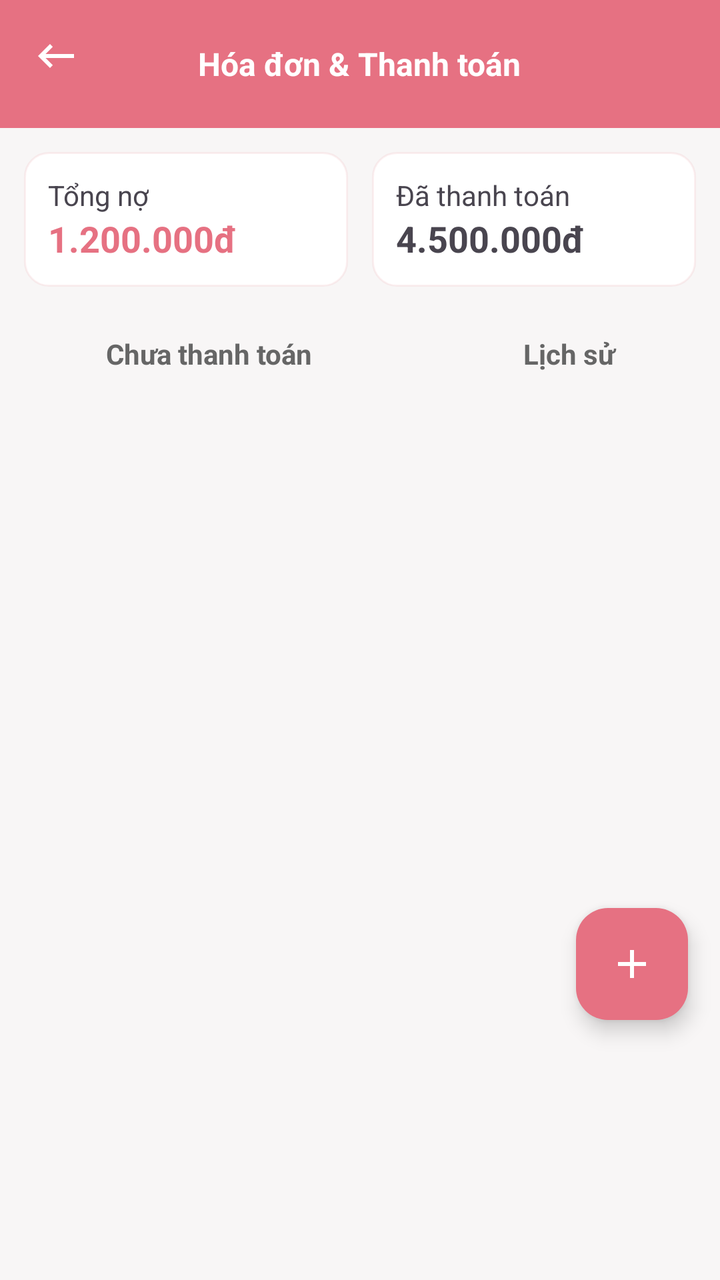
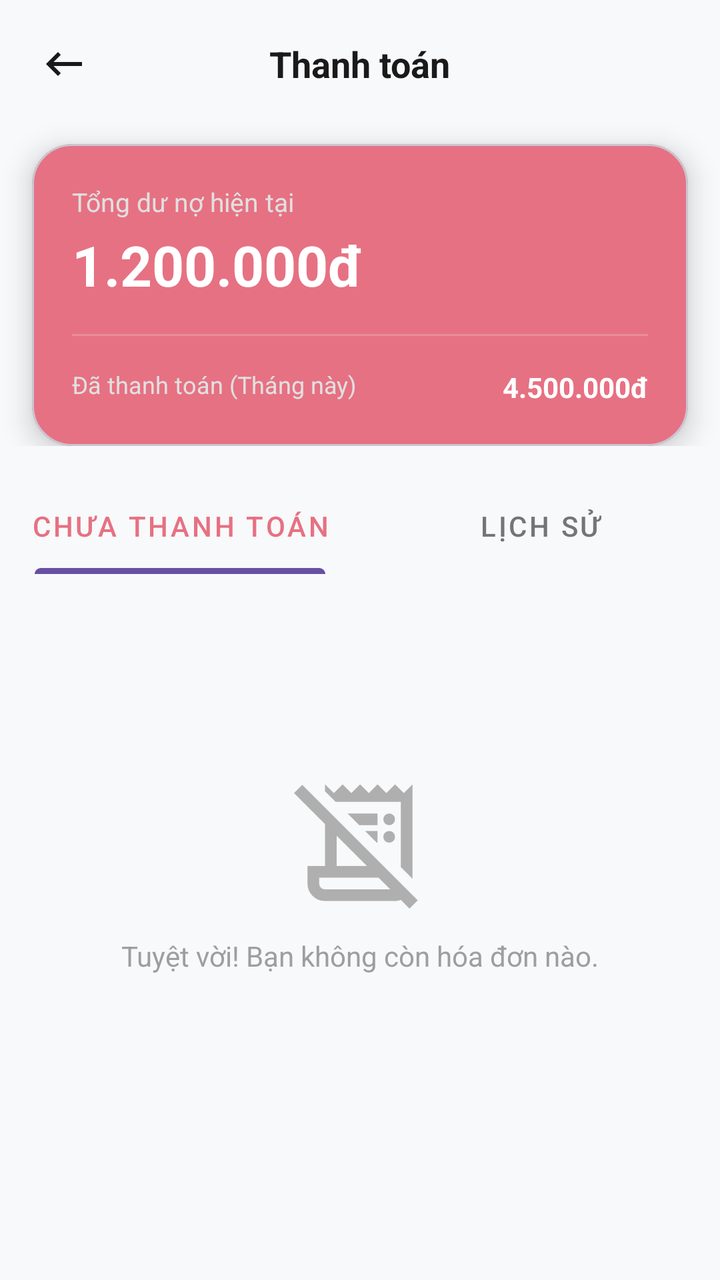

Before-and-after screenshots of an Android layout around one commit, followed by the original layout XML and the change that was made.
<!-- AndroidManifest.xml: application theme Theme.Apt -->
<!-- res/layout/fragment_bills.xml -->
<FrameLayout
    xmlns:android="http://schemas.android.com/apk/res/android"
    xmlns:app="http://schemas.android.com/apk/res-auto"
    android:layout_width="match_parent"
    android:layout_height="match_parent">
<LinearLayout xmlns:android="http://schemas.android.com/apk/res/android"
    android:layout_width="match_parent"
    android:layout_height="match_parent"
    android:background="#F8F6F6"
    android:orientation="vertical">

    
    <RelativeLayout
        android:layout_width="match_parent"
        android:layout_height="?attr/actionBarSize"
        android:background="@color/primary"
        android:padding="16dp">

        <ImageView
            android:id="@+id/btnBack"
            android:layout_width="24dp"
            android:layout_height="24dp"
            app:tint="@color/white"
            android:src="@drawable/ic_back" />

        <TextView
            android:layout_width="wrap_content"
            android:layout_height="wrap_content"
            android:layout_centerInParent="true"
            android:text="Hóa đơn &amp; Thanh toán"
            android:textColor="@color/white"
            android:textSize="16sp"
            android:textStyle="bold" />
    </RelativeLayout>

    
    <LinearLayout
        android:layout_width="match_parent"
        android:layout_height="wrap_content"
        android:orientation="horizontal"
        android:padding="12dp">

        
        <LinearLayout
            android:layout_width="0dp"
            android:layout_height="wrap_content"
            android:layout_marginEnd="6dp"
            android:layout_weight="1"
            android:background="@drawable/bg_card"
            android:orientation="vertical"
            android:padding="12dp">

            <TextView
                android:layout_width="wrap_content"
                android:layout_height="wrap_content"
                android:text="Tổng nợ" />

            <TextView
                android:id="@+id/tvDebt"
                android:layout_width="wrap_content"
                android:layout_height="wrap_content"
                android:text="1.200.000đ"
                android:textColor="@color/primary"
                android:textSize="18sp"
                android:textStyle="bold" />
        </LinearLayout>

        
        <LinearLayout
            android:layout_width="0dp"
            android:layout_height="wrap_content"
            android:layout_marginStart="6dp"
            android:layout_weight="1"
            android:background="@drawable/bg_card"
            android:orientation="vertical"
            android:padding="12dp">

            <TextView
                android:layout_width="wrap_content"
                android:layout_height="wrap_content"
                android:text="Đã thanh toán" />

            <TextView
                android:id="@+id/tvPaid"
                android:layout_width="wrap_content"
                android:layout_height="wrap_content"
                android:text="4.500.000đ"
                android:textSize="18sp"
                android:textStyle="bold" />
        </LinearLayout>
    </LinearLayout>

    
    <LinearLayout
        android:layout_width="match_parent"
        android:layout_height="wrap_content"
        android:orientation="horizontal">

        <TextView
            android:id="@+id/tabUnpaid"
            android:layout_width="wrap_content"
            android:layout_height="wrap_content"
            android:layout_weight="1"
            android:gravity="center"
            android:padding="12dp"
            android:text="Chưa thanh toán"
            android:textColor="@color/text_body"
            android:textStyle="bold" />

        <TextView
            android:id="@+id/tabHistory"
            android:layout_width="wrap_content"
            android:layout_height="wrap_content"
            android:layout_weight="1"
            android:gravity="center"
            android:padding="12dp"
            android:text="Lịch sử"
            android:textColor="@color/text_body"
            android:textStyle="bold" />
    </LinearLayout>


    <TextView
        android:id="@+id/tvEmpty"
        android:layout_width="wrap_content"
        android:layout_height="wrap_content"
        android:text="Không có hóa đơn"
        android:visibility="gone" />

    
    <androidx.recyclerview.widget.RecyclerView
        android:id="@+id/rvBills"
        android:layout_width="match_parent"
        android:layout_height="match_parent" />

</LinearLayout>

    <com.google.android.material.floatingactionbutton.FloatingActionButton
        android:id="@+id/btnAddBill"
        android:layout_width="wrap_content"
        android:layout_height="wrap_content"
        android:layout_marginRight="16dp"
        android:layout_marginBottom="130dp"
        android:src="@drawable/ic_add_bill"
        app:backgroundTint="@color/primary"
        app:tint="@android:color/white"
        android:layout_gravity="bottom|end"/>
</FrameLayout>
<!-- resources referenced by this layout -->
<resources>
  <color name="primary">#E67182</color>
  <color name="text_body">#666666</color>
  <color name="white">#FFFFFFFF</color>
  <!-- drawable bg_card (drawable) -->
  <shape xmlns:android="http://schemas.android.com/apk/res/android">
      <solid android:color="#FFFFFF"/>
      <corners android:radius="12dp"/>
      <stroke android:width="1dp" android:color="#25EB959D"/>
  </shape>
  <!-- drawable ic_add_bill (drawable) -->
  <vector xmlns:android="http://schemas.android.com/apk/res/android" android:height="24dp" android:tint="#000000" android:viewportHeight="24" android:viewportWidth="24" android:width="24dp">
        
      <path android:fillColor="@android:color/white" android:pathData="M19,13h-6v6h-2v-6H5v-2h6V5h2v6h6v2z"/>
      
  </vector>
  <!-- drawable ic_back (drawable) -->
  <vector xmlns:android="http://schemas.android.com/apk/res/android"
      android:width="24dp"
      android:height="24dp"
      android:viewportWidth="960"
      android:viewportHeight="960">
    <path
        android:pathData="M360,720 L120,480l240,-240 56,56 -144,144h568v80L272,520l144,144 -56,56Z"
        android:fillColor="#666666"/>
  </vector>
  <style name="Theme.Apt" parent="Base.Theme.Apt" />
  <style name="Base.Theme.Apt" parent="Theme.Material3.DayNight.NoActionBar">
          
          
      </style>
</resources>

<!-- the commit's change to res/layout/fragment_bills.xml (unified diff, before → after) -->
@@ -1,148 +1,182 @@
-<FrameLayout
+<?xml version="1.0" encoding="utf-8"?>
+<androidx.coordinatorlayout.widget.CoordinatorLayout
     xmlns:android="http://schemas.android.com/apk/res/android"
     xmlns:app="http://schemas.android.com/apk/res-auto"
     android:layout_width="match_parent"
-    android:layout_height="match_parent">
-<LinearLayout xmlns:android="http://schemas.android.com/apk/res/android"
-    android:layout_width="match_parent"
     android:layout_height="match_parent"
-    android:background="#F8F6F6"
-    android:orientation="vertical">
+    android:background="#F8F9FA">
 
-    
-    <RelativeLayout
-        android:layout_width="match_parent"
-        android:layout_height="?attr/actionBarSize"
-        android:background="@color/primary"
-        android:padding="16dp">
-
-        <ImageView
-            android:id="@+id/btnBack"
-            android:layout_width="24dp"
-            android:layout_height="24dp"
-            app:tint="@color/white"
-            android:src="@drawable/ic_back" />
-
-        <TextView
-            android:layout_width="wrap_content"
-            android:layout_height="wrap_content"
-            android:layout_centerInParent="true"
-            android:text="Hóa đơn &amp; Thanh toán"
-            android:textColor="@color/white"
-            android:textSize="16sp"
-            android:textStyle="bold" />
-    </RelativeLayout>
-
-    
-    <LinearLayout
+    <com.google.android.material.appbar.AppBarLayout
         android:layout_width="match_parent"
         android:layout_height="wrap_content"
-        android:orientation="horizontal"
-        android:padding="12dp">
+        android:background="@android:color/transparent"
+        app:elevation="0dp">
 
-        
-        <LinearLayout
-            android:layout_width="0dp"
+        <com.google.android.material.appbar.CollapsingToolbarLayout
+            android:layout_width="match_parent"
             android:layout_height="wrap_content"
-            android:layout_marginEnd="6dp"
-            android:layout_weight="1"
-            android:background="@drawable/bg_card"
-            android:orientation="vertical"
-            android:padding="12dp">
+            app:layout_scrollFlags="scroll|exitUntilCollapsed">
 
-            <TextView
+            <LinearLayout
+                android:layout_width="match_parent"
+                android:layout_height="wrap_content"
+                android:orientation="vertical"
+                android:paddingBottom="16dp">
+
+                <RelativeLayout
+                    android:layout_width="match_parent"
+                    android:layout_height="?attr/actionBarSize"
+                    android:paddingHorizontal="16dp">
+
+                    <ImageView
+                        android:id="@+id/btnBack"
+                        android:layout_width="32dp"
+                        android:layout_height="32dp"
+                        android:layout_centerVertical="true"
+                        android:background="?attr/selectableItemBackgroundBorderless"
+                        android:padding="4dp"
+                        android:src="@drawable/ic_back"
+                        app:tint="#1A1A1A" />
+
+                    <TextView
+                        android:layout_width="wrap_content"
+                        android:layout_height="wrap_content"
+                        android:layout_centerInParent="true"
+                        android:text="Thanh toán"
+                        android:textColor="#1A1A1A"
+                        android:textSize="18sp"
+                        android:textStyle="bold" />
+                </RelativeLayout>
+
+                <com.google.android.material.card.MaterialCardView
+                    android:layout_width="match_parent"
+                    android:layout_height="wrap_content"
+                    android:layout_marginHorizontal="16dp"
+                    android:layout_marginTop="8dp"
+                    app:cardBackgroundColor="@color/primary"
+                    app:cardCornerRadius="20dp"
+                    app:cardElevation="8dp">
+
+                    <LinearLayout
+                        android:layout_width="match_parent"
+                        android:layout_height="wrap_content"
+                        android:orientation="vertical"
+                        android:padding="20dp">
+
+                        <TextView
+                            android:layout_width="wrap_content"
+                            android:layout_height="wrap_content"
+                            android:text="Tổng dư nợ hiện tại"
+                            android:textColor="#E0E0E0"
+                            android:textSize="13sp" />
+
+                        <TextView
+                            android:id="@+id/tvDebt"
+                            android:layout_width="wrap_content"
+                            android:layout_height="wrap_content"
+                            android:layout_marginTop="4dp"
+                            android:text="1.200.000đ"
+                            android:textColor="@android:color/white"
+                            android:textSize="28sp"
+                            android:textStyle="bold" />
+
+                        <View
+                            android:layout_width="match_parent"
+                            android:layout_height="1dp"
+                            android:layout_marginVertical="16dp"
+                            android:alpha="0.2"
+                            android:background="@android:color/white" />
+
+                        <RelativeLayout
+                            android:layout_width="match_parent"
+                            android:layout_height="wrap_content">
+
+                            <TextView
+                                android:layout_width="wrap_content"
+                                android:layout_height="wrap_content"
+                                android:text="Đã thanh toán (Tháng này)"
+                                android:textColor="#E0E0E0"
+                                android:textSize="12sp" />
+
+                            <TextView
+                                android:id="@+id/tvPaid"
+                                android:layout_width="wrap_content"
+                                android:layout_height="wrap_content"
+                                android:layout_alignParentEnd="true"
+                                android:text="4.500.000đ"
+                                android:textColor="@android:color/white"
+                                android:textStyle="bold" />
+                        </RelativeLayout>
+                    </LinearLayout>
+                </com.google.android.material.card.MaterialCardView>
+            </LinearLayout>
+        </com.google.android.material.appbar.CollapsingToolbarLayout>
+
+        <com.google.android.material.tabs.TabLayout
+            android:id="@+id/tabLayout"
+            android:layout_width="match_parent"
+            android:layout_height="wrap_content"
+            android:background="@android:color/transparent"
+            app:tabIndicatorFullWidth="false"
+            app:tabIndicatorHeight="3dp"
+            app:tabRippleColor="@null"
+            app:tabSelectedTextColor="@color/primary"
+            app:tabTextAppearance="@style/TextAppearance.MaterialComponents.Button"
+            app:tabTextColor="#757575">
+
+            <com.google.android.material.tabs.TabItem
                 android:layout_width="wrap_content"
                 android:layout_height="wrap_content"
-                android:text="Tổng nợ" />
+                android:text="Chưa thanh toán" />
 
-            <TextView
-                android:id="@+id/tvDebt"
+            <com.google.android.material.tabs.TabItem
                 android:layout_width="wrap_content"
                 android:layout_height="wrap_content"
-                android:text="1.200.000đ"
-                android:textColor="@color/primary"
-                android:textSize="18sp"
-                android:textStyle="bold" />
+                android:text="Lịch sử" />
+        </com.google.android.material.tabs.TabLayout>
+
+    </com.google.android.material.appbar.AppBarLayout>
+
+    <androidx.core.widget.NestedScrollView
+        android:layout_width="match_parent"
+        android:layout_height="match_parent"
+        android:fillViewport="true"
+        app:layout_behavior="@string/appbar_scrolling_view_behavior">
+
+        <LinearLayout
+            android:layout_width="match_parent"
+            android:layout_height="wrap_content"
+            android:orientation="vertical">
+
+            <LinearLayout
+                android:id="@+id/layoutEmpty"
+                android:layout_width="match_parent"
+                android:layout_height="300dp"
+                android:gravity="center"
+                android:orientation="vertical"
+                >
+
+                <ImageView
+                    android:layout_width="70dp"
+                    android:layout_height="70dp"
+                    android:alpha="0.5"
+                    android:src="@drawable/ic_empty_bill" />
+
+                <TextView
+                    android:layout_width="wrap_content"
+                    android:layout_height="wrap_content"
+                    android:layout_marginTop="12dp"
+                    android:text="Tuyệt vời! Bạn không còn hóa đơn nào."
+                    android:textColor="#9E9E9E" />
+            </LinearLayout>
+
+            <androidx.recyclerview.widget.RecyclerView
+                android:id="@+id/rvBills"
+                android:layout_width="match_parent"
+                android:layout_height="wrap_content"
+                android:clipToPadding="false"
+                android:paddingBottom="80dp" />
         </LinearLayout>
+    </androidx.core.widget.NestedScrollView>
 
-        
-        <LinearLayout
-            android:layout_width="0dp"
-            android:layout_height="wrap_content"
-            android:layout_marginStart="6dp"
-            android:layout_weight="1"
-            android:background="@drawable/bg_card"
-            android:orientation="vertical"
-            android:padding="12dp">
-
-            <TextView
-                android:layout_width="wrap_content"
-                android:layout_height="wrap_content"
-                android:text="Đã thanh toán" />
-
-            <TextView
-                android:id="@+id/tvPaid"
-                android:layout_width="wrap_content"
-                android:layout_height="wrap_content"
-                android:text="4.500.000đ"
-                android:textSize="18sp"
-                android:textStyle="bold" />
-        </LinearLayout>
-    </LinearLayout>
-
-    
-    <LinearLayout
-        android:layout_width="match_parent"
-        android:layout_height="wrap_content"
-        android:orientation="horizontal">
-
-        <TextView
-            android:id="@+id/tabUnpaid"
-            android:layout_width="wrap_content"
-            android:layout_height="wrap_content"
-            android:layout_weight="1"
-            android:gravity="center"
-            android:padding="12dp"
-            android:text="Chưa thanh toán"
-            android:textColor="@color/text_body"
-            android:textStyle="bold" />
-
-        <TextView
-            android:id="@+id/tabHistory"
-            android:layout_width="wrap_content"
-            android:layout_height="wrap_content"
-            android:layout_weight="1"
-            android:gravity="center"
-            android:padding="12dp"
-            android:text="Lịch sử"
-            android:textColor="@color/text_body"
-            android:textStyle="bold" />
-    </LinearLayout>
-
-
-    <TextView
-        android:id="@+id/tvEmpty"
-        android:layout_width="wrap_content"
-        android:layout_height="wrap_content"
-        android:text="Không có hóa đơn"
-        android:visibility="gone" />
-
-    
-    <androidx.recyclerview.widget.RecyclerView
-        android:id="@+id/rvBills"
-        android:layout_width="match_parent"
-        android:layout_height="match_parent" />
-
-</LinearLayout>
-
-    <com.google.android.material.floatingactionbutton.FloatingActionButton
-        android:id="@+id/btnAddBill"
-        android:layout_width="wrap_content"
-        android:layout_height="wrap_content"
-        android:layout_marginRight="16dp"
-        android:layout_marginBottom="130dp"
-        android:src="@drawable/ic_add_bill"
-        app:backgroundTint="@color/primary"
-        app:tint="@android:color/white"
-        android:layout_gravity="bottom|end"/>
-</FrameLayout>
+</androidx.coordinatorlayout.widget.CoordinatorLayout>
<!-- resource entries referenced after the edit -->
@@ -1,20 +1,6 @@
 <!-- resources referenced by this layout -->
 <resources>
   <color name="primary">#E67182</color>
-  <color name="text_body">#666666</color>
-  <color name="white">#FFFFFFFF</color>
-  <!-- drawable bg_card (drawable) -->
-  <shape xmlns:android="http://schemas.android.com/apk/res/android">
-      <solid android:color="#FFFFFF"/>
-      <corners android:radius="12dp"/>
-      <stroke android:width="1dp" android:color="#25EB959D"/>
-  </shape>
-  <!-- drawable ic_add_bill (drawable) -->
-  <vector xmlns:android="http://schemas.android.com/apk/res/android" android:height="24dp" android:tint="#000000" android:viewportHeight="24" android:viewportWidth="24" android:width="24dp">
-        
-      <path android:fillColor="@android:color/white" android:pathData="M19,13h-6v6h-2v-6H5v-2h6V5h2v6h6v2z"/>
-      
-  </vector>
   <!-- drawable ic_back (drawable) -->
   <vector xmlns:android="http://schemas.android.com/apk/res/android"
       android:width="24dp"
@@ -25,6 +11,16 @@
         android:pathData="M360,720 L120,480l240,-240 56,56 -144,144h568v80L272,520l144,144 -56,56Z"
         android:fillColor="#666666"/>
   </vector>
+  <!-- drawable ic_empty_bill (drawable) -->
+  <vector xmlns:android="http://schemas.android.com/apk/res/android"
+      android:width="24dp"
+      android:height="24dp"
+      android:viewportWidth="960"
+      android:viewportHeight="960">
+    <path
+        android:pathData="m819,932 l-59,-59q-10,3 -19.5,5T720,880L240,880q-50,0 -85,-35t-35,-85v-120h120v-287L27,140l57,-57L876,875l-57,57ZM240,800h447l-80,-80L200,720v40q0,17 11.5,28.5T240,800ZM840,727 L760,647v-447L313,200l-73,-73v-47l60,60 60,-60 60,60 60,-60 60,60 60,-60 60,60 60,-60 60,60 60,-60v647ZM320,640h207L320,433v207ZM475,360 L395,280h205v80L475,360ZM595,480 L515,400h85v80h-5ZM651.5,468.5Q640,457 640,440t11.5,-28.5Q663,400 680,400t28.5,11.5Q720,423 720,440t-11.5,28.5Q697,480 680,480t-28.5,-11.5ZM680,360q-17,0 -28.5,-11.5T640,320q0,-17 11.5,-28.5T680,280q17,0 28.5,11.5T720,320q0,17 -11.5,28.5T680,360ZM200,800v-80,80Z"
+        android:fillColor="#666666"/>
+  </vector>
   <style name="Theme.Apt" parent="Base.Theme.Apt" />
   <style name="Base.Theme.Apt" parent="Theme.Material3.DayNight.NoActionBar">
           
